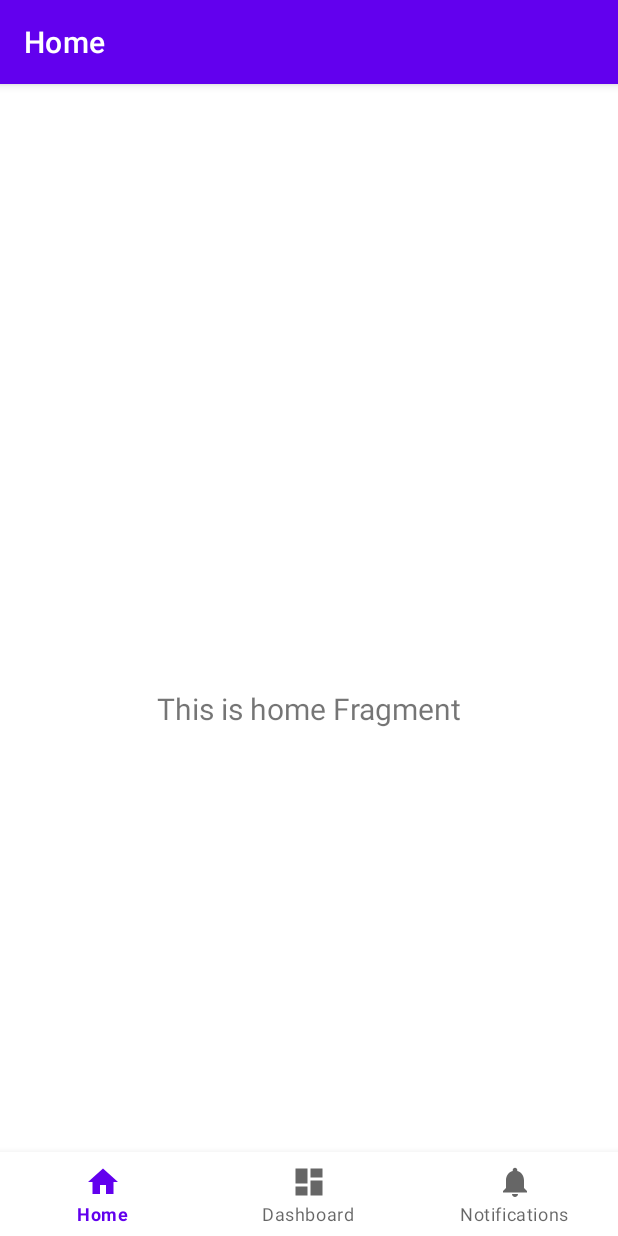
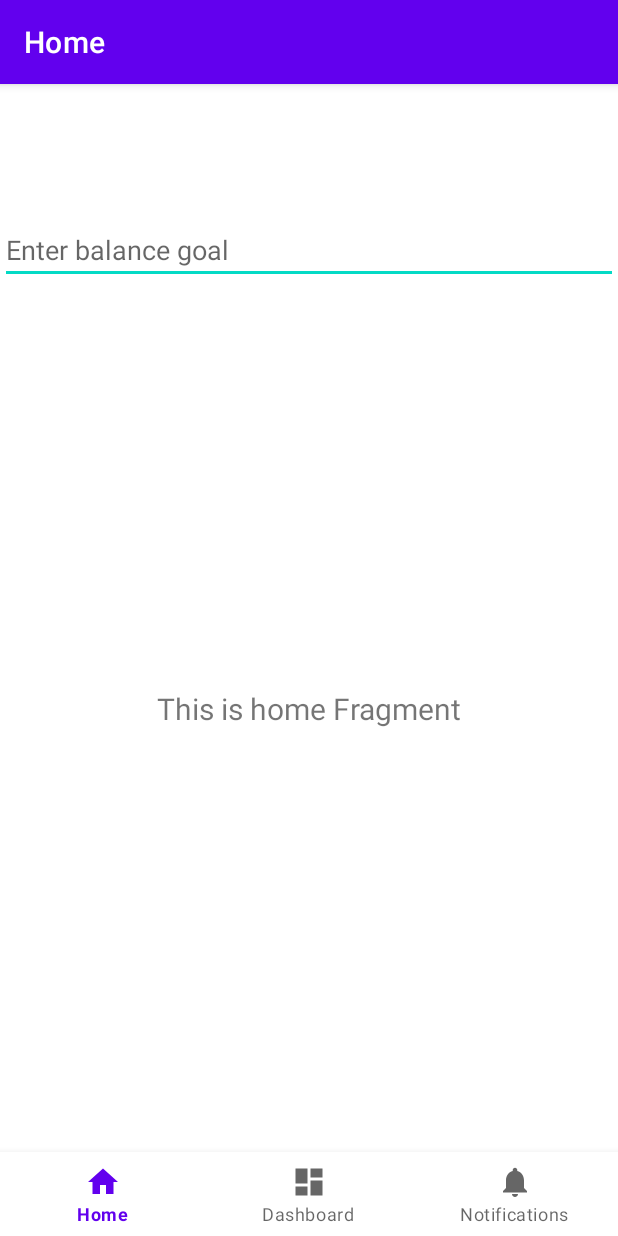
Before and after one commit to NitaiTran/BargainMargin, an Android app built with Jetpack Compose: the screen it shows after launch (MainActivity), on a phone screen of 412 x 824 dp. Run offline under Robolectric (Android 15) with nearby library versions, the phone set to English and light mode, and no system bars; our stand-ins replace navigation-ui.

Commit message:
add balance goal tracking

```diff
--- a/app/build.gradle.kts
+++ b/app/build.gradle.kts
@@ -48,6 +48,7 @@ dependencies {
     implementation(libs.androidx.lifecycle.viewmodel.ktx)
     implementation(libs.androidx.navigation.fragment.ktx)
     implementation(libs.androidx.navigation.ui.ktx)
+    implementation(libs.androidx.runtime)
     testImplementation(libs.junit)
     androidTestImplementation(libs.androidx.junit)
     androidTestImplementation(libs.androidx.espresso.core)
--- a/app/src/main/java/com/progprof/bargainmargintemplate/MainActivity.kt
+++ b/app/src/main/java/com/progprof/bargainmargintemplate/MainActivity.kt
@@ -3,11 +3,17 @@ package com.progprof.bargainmargintemplate
 import android.os.Bundle
 import com.google.android.material.bottomnavigation.BottomNavigationView
 import androidx.appcompat.app.AppCompatActivity
+import androidx.compose.runtime.Composable
+import androidx.compose.runtime.mutableStateOf
+import androidx.compose.runtime.remember
 import androidx.navigation.findNavController
 import androidx.navigation.ui.AppBarConfiguration
 import androidx.navigation.ui.setupActionBarWithNavController
 import androidx.navigation.ui.setupWithNavController
 import com.progprof.bargainmargintemplate.databinding.ActivityMainBinding
+import android.widget.EditText
+import android.view.inputmethod.EditorInfo
+import android.widget.Toast
 
 class MainActivity : AppCompatActivity() {
 
@@ -20,6 +26,31 @@ class MainActivity : AppCompatActivity() {
         setContentView(binding.root)
 
         val navView: BottomNavigationView = binding.navView
+        val balanceInput = findViewById<EditText>(R.id.editBalanceGoal)
+        var balance : Int
+
+        balanceInput.setOnEditorActionListener { v, actionId, event ->
+            if (actionId == EditorInfo.IME_ACTION_DONE)
+            {
+                val balanceText = balanceInput.toString()
+                val value = balanceText.toIntOrNull() ?: 0
+                balance = value
+                true
+            }
+            else
+            {
+                false
+            }
+        }
+
+
+
+//        val balanceText = balanceInput.toString()
+//
+//        if (balanceText.isNotEmpty())
+//        {
+//            balance = balanceText.toIntOrNull() ?: 0
+//        }
 
         val navController = findNavController(R.id.nav_host_fragment_activity_main)
         // Passing each menu ID as a set of Ids because each
--- a/app/src/main/res/layout/activity_main.xml
+++ b/app/src/main/res/layout/activity_main.xml
@@ -5,6 +5,19 @@
     android:layout_width="match_parent"
     android:layout_height="match_parent"
     android:paddingTop="?attr/actionBarSize">
+
+    <EditText
+        android:id="@+id/editBalanceGoal"
+        android:layout_width="match_parent"
+        android:layout_height="wrap_content"
+        android:hint="Enter balance goal"
+        android:inputType="text"
+        app:layout_constraintTop_toTopOf="parent"
+        app:layout_constraintStart_toStartOf="parent"
+        app:layout_constraintEnd_toEndOf="parent"
+        android:layout_marginTop="32dp"
+        android:imeOptions="actionDone"
+        />
 
     <com.google.android.material.bottomnavigation.BottomNavigationView
         android:id="@+id/nav_view"
--- a/gradle/libs.versions.toml
+++ b/gradle/libs.versions.toml
@@ -12,6 +12,7 @@ lifecycleLivedataKtx = "2.9.4"
 lifecycleViewmodelKtx = "2.9.4"
 navigationFragmentKtx = "2.6.0"
 navigationUiKtx = "2.6.0"
+runtime = "1.9.2"
 
 [libraries]
 androidx-core-ktx = { group = "androidx.core", name = "core-ktx", version.ref = "coreKtx" }
@@ -25,6 +26,7 @@ androidx-lifecycle-livedata-ktx = { group = "androidx.lifecycle", name = "lifecy
 androidx-lifecycle-viewmodel-ktx = { group = "androidx.lifecycle", name = "lifecycle-viewmodel-ktx", version.ref = "lifecycleViewmodelKtx" }
 androidx-navigation-fragment-ktx = { group = "androidx.navigation", name = "navigation-fragment-ktx", version.ref = "navigationFragmentKtx" }
 androidx-navigation-ui-ktx = { group = "androidx.navigation", name = "navigation-ui-ktx", version.ref = "navigationUiKtx" }
+androidx-runtime = { group = "androidx.compose.runtime", name = "runtime", version.ref = "runtime" }
 
 [plugins]
 android-application = { id = "com.android.application", version.ref = "agp" }
```
Also changed, not shown: 518 other files.
